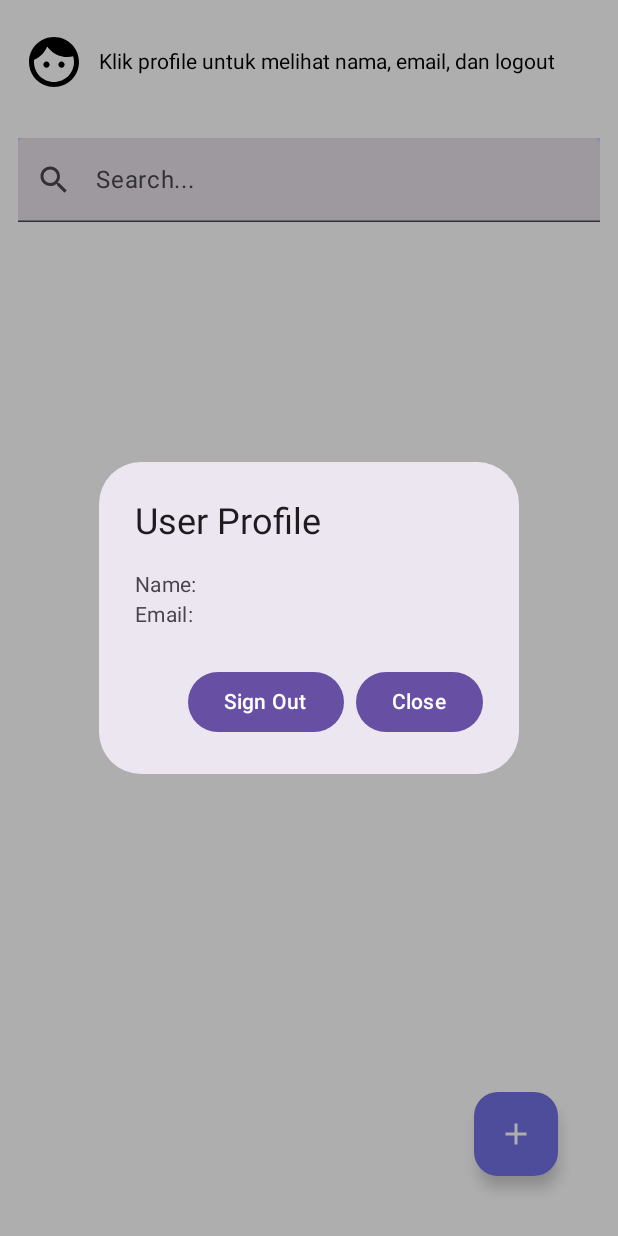
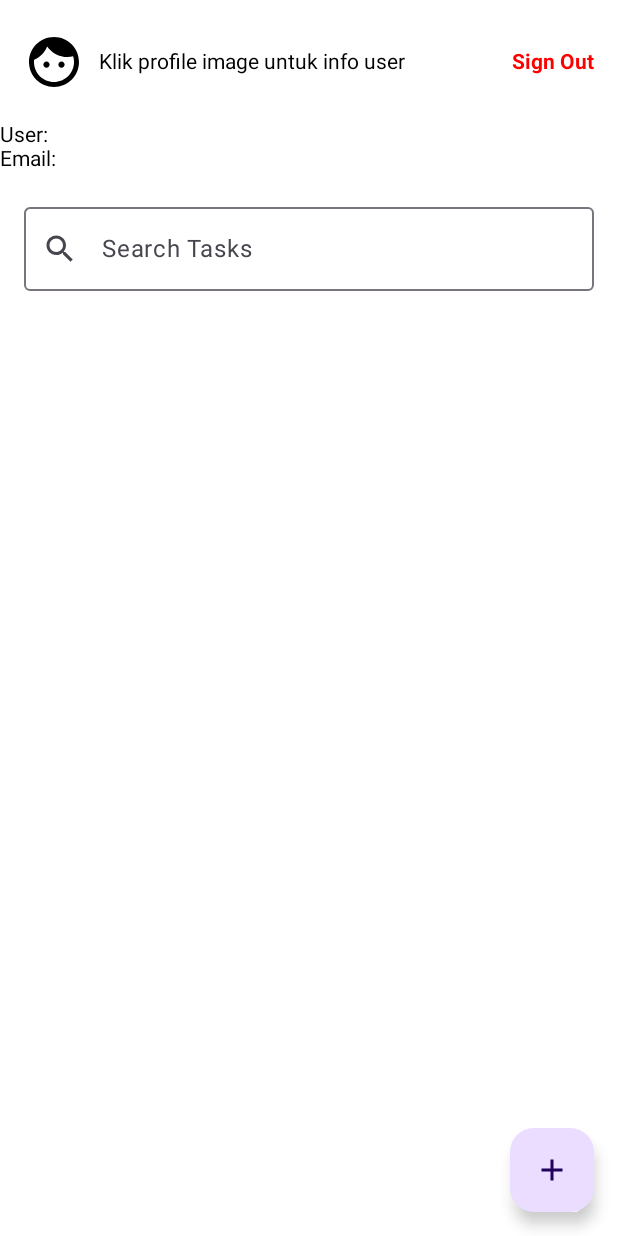
Before and after one commit to Haidar341/Assesment3-ImageSaver, an Android app built with Jetpack Compose: the screen it shows after launch once a user with an empty profile is signed in (MainActivity), after a tap on "Profile Image", on a phone screen of 412 x 824 dp. Run offline under Robolectric (Android 15) with nearby library versions, the phone set to English and light mode, and no system bars; our stand-ins replace Firebase (no records; nobody signed in at launch, a user with empty details on screens opened directly); pictures from the network do not load.

Commit message:
Update No Internet logic And UI

```diff
--- /dev/null
+++ b/app/src/main/java/org/d3if0003/tasktracker/NetworkUtils.kt
@@ -0,0 +1,20 @@
+package org.d3if0003.tasktracker.util
+
+import android.content.Context
+import android.net.ConnectivityManager
+import android.net.NetworkCapabilities
+import android.os.Build
+
+object NetworkUtils {
+    fun isNetworkAvailable(context: Context): Boolean {
+        val connectivityManager = context.getSystemService(Context.CONNECTIVITY_SERVICE) as ConnectivityManager
+        if (Build.VERSION.SDK_INT >= Build.VERSION_CODES.M) {
+            val network = connectivityManager.activeNetwork ?: return false
+            val capabilities = connectivityManager.getNetworkCapabilities(network) ?: return false
+            return capabilities.hasTransport(NetworkCapabilities.TRANSPORT_WIFI) || capabilities.hasTransport(NetworkCapabilities.TRANSPORT_CELLULAR)
+        } else {
+            val networkInfo = connectivityManager.activeNetworkInfo ?: return false
+            return networkInfo.isConnected
+        }
+    }
+}
--- a/app/src/main/java/org/d3if0003/tasktracker/ui/components/DataItemCard.kt
+++ b/app/src/main/java/org/d3if0003/tasktracker/ui/components/DataItemCard.kt
@@ -26,7 +26,7 @@ fun DataItemCard(data: DataClass, onDeleteClick: (DataClass) -> Unit, onClick: (
         modifier = Modifier
             .fillMaxWidth()
             .padding(vertical = 8.dp)
-            .clickable { onClick(data) }, // Add click listener
+            .clickable { onClick(data) },
         elevation = CardDefaults.cardElevation(
             defaultElevation = 4.dp
         )
--- a/app/src/main/java/org/d3if0003/tasktracker/ui/screen/Home.kt
+++ b/app/src/main/java/org/d3if0003/tasktracker/ui/screen/Home.kt
@@ -7,6 +7,7 @@ import androidx.compose.foundation.layout.*
 import androidx.compose.foundation.lazy.LazyColumn
 import androidx.compose.foundation.lazy.items
 import androidx.compose.material.icons.Icons
+import androidx.compose.material.icons.filled.Add
 import androidx.compose.material.icons.filled.Search
 import androidx.compose.material3.*
 import androidx.compose.runtime.*
@@ -34,7 +35,8 @@ fun Home(
     isSignedIn: Boolean,
     userName: String?,
     userEmail: String?,
-    isLoading: Boolean
+    isLoading: Boolean,
+    isNetworkAvailable: Boolean // Add this parameter
 ) {
     var showUserProfile by remember { mutableStateOf(false) }
     var searchText by remember { mutableStateOf("") }
@@ -59,94 +61,88 @@ fun Home(
                         .padding(end = 10.dp)
                         .clickable { showUserProfile = !showUserProfile }
                 )
-                Text("Klik profile untuk melihat nama, email, dan logout") // Add this line
+                Text("Klik profile image untuk info user")
+                Spacer(modifier = Modifier.weight(1f))
+                if (isSignedIn) {
+                    Text(
+                        text = "Sign Out",
+                        modifier = Modifier.clickable(onClick = onSignOutClick),
+                        color = Color.Red,
+                        fontWeight = FontWeight.Bold
+                    )
+                } else {
+                    Text(
+                        text = "Sign In",
+                        modifier = Modifier.clickable(onClick = onSignInClick),
+                        color = Color.Blue,
+                        fontWeight = FontWeight.Bold
+                    )
                 }
-
-            TextField(
+            }
+            if (showUserProfile) {
+                Text("User: $userName\nEmail: $userEmail")
+            }
+            OutlinedTextField(
                 value = searchText,
                 onValueChange = {
                     searchText = it
                     onSearchQueryChanged(it)
                 },
-                placeholder = { Text(text = "Search...") },
+                label = { Text("Search Tasks") },
                 leadingIcon = {
-                    Icon(
-                        imageVector = Icons.Default.Search,
-                        contentDescription = null
-                    )
+                    Icon(imageVector = Icons.Default.Search, contentDescription = "Search Icon")
                 },
                 modifier = Modifier
                     .fillMaxWidth()
-                    .padding(horizontal = 12.dp, vertical = 10.dp)
-                    .background(Color(0xFFCCCCFF)) // Lavender color
+                    .padding(16.dp)
             )
 
             if (isLoading) {
-                CircularProgressIndicator(
-                    modifier = Modifier
-                        .align(Alignment.CenterHorizontally)
-                        .padding(top = 16.dp)
+                Box(modifier = Modifier.fillMaxSize()) {
+                    CircularProgressIndicator(modifier = Modifier.align(Alignment.Center))
+                }
+            } else {
+                LazyColumn(modifier = Modifier.fillMaxSize()) {
+                    items(tasks) { task ->
+                        DataItemCard(
+                            data = task,
+                            onDeleteClick = { onDeleteTask(task) },
+                            onClick = { onTaskClick(task) } // Handle task click
                         )
-            } else {
-                LazyColumn(
-                    modifier = Modifier
-                        .fillMaxSize()
-                        .padding(top = 16.dp)
-                ) {
-                    items(tasks) { task ->
-                        DataItemCard(task, onDeleteTask, onTaskClick) // Pass the task click callback
                     }
                 }
             }
         }
 
+        if (isNetworkAvailable) {
             FloatingActionButton(
                 onClick = onFabClick,
                 modifier = Modifier
                     .align(Alignment.BottomEnd)
-                .padding(40.dp),
-            containerColor = Color(0xFF7070E4) // Lavender color
+                    .padding(16.dp)
+            ) {
+                Icon(Icons.Default.Add, contentDescription = "Upload Task")
+            }
+        } else {
+            Column(
+                modifier = Modifier
+                    .fillMaxSize()
+                    .padding(16.dp),
+                horizontalAlignment = Alignment.CenterHorizontally,
+                verticalArrangement = Arrangement.Center
             ) {
                 Icon(
-                painter = painterResource(id = R.drawable.baseline_add_24),
-                contentDescription = "Add",
-                tint = Color.White
+                    painter = painterResource(id = R.drawable.baseline_signal_wifi_connected_no_internet_4_24),
+                    contentDescription = "No Internet Connection",
+                    modifier = Modifier.size(64.dp)
                 )
-        }
-
-        if (showUserProfile) {
-            AlertDialog(
-                onDismissRequest = { showUserProfile = false },
-                title = { Text(text = "User Profile") },
-                text = {
-                    Column {
-                        Text(text = "Name: ${userName ?: "N/A"}")
-                        Text(text = "Email: ${userEmail ?: "N/A"}")
-                    }
-                },
-                confirmButton = {
-                    Button(onClick = { showUserProfile = false }) {
-                        Text("Close")
-                    }
-                },
-                dismissButton = {
-                    if (isSignedIn) {
-                        Button(onClick = {
-                            showUserProfile = false
-                            onSignOutClick()
-                        }) {
-                            Text("Sign Out")
-                        }
-                    } else {
-                        Button(onClick = {
-                            showUserProfile = false
-                            onSignInClick()
-                        }) {
-                            Text("Sign In")
-                        }
-                    }
-                }
+                Text(
+                    text = "No internet connection.",
+                    color = Color.Red,
+                    fontWeight = FontWeight.Bold,
+                    modifier = Modifier.padding(top = 8.dp)
                 )
             }
         }
     }
+}
--- a/app/src/main/java/org/d3if0003/tasktracker/ui/screen/MyApp.kt
+++ b/app/src/main/java/org/d3if0003/tasktracker/ui/screen/MyApp.kt
@@ -15,7 +15,8 @@ fun MyApp(
     onTaskClick: (DataClass) -> Unit, // Add task click callback
     userName: String,
     userEmail: String,
-    isLoading: Boolean
+    isLoading: Boolean,
+    isNetworkAvailable: Boolean // Add this parameter
 ) {
     Home(
         tasks = tasks,
@@ -29,6 +30,7 @@ fun MyApp(
         isSignedIn = true, // Adjust as necessary
         userName = userName,
         userEmail = userEmail,
-        isLoading = isLoading
+        isLoading = isLoading,
+        isNetworkAvailable = isNetworkAvailable // Pass the parameter
     )
 }
--- a/app/src/main/java/org/d3if0003/tasktracker/ui/view/MainActivity.kt
+++ b/app/src/main/java/org/d3if0003/tasktracker/ui/view/MainActivity.kt
@@ -1,13 +1,15 @@
 package org.d3if0003.tasktracker.ui.view
 
+import android.content.BroadcastReceiver
+import android.content.Context
 import android.content.Intent
+import android.content.IntentFilter
+import android.net.ConnectivityManager
 import android.os.Bundle
 import android.widget.Toast
 import androidx.activity.compose.setContent
 import androidx.appcompat.app.AlertDialog
 import androidx.appcompat.app.AppCompatActivity
-import androidx.compose.foundation.layout.*
-import androidx.compose.material3.*
 import androidx.compose.runtime.*
 import com.google.android.gms.auth.api.signin.GoogleSignIn
 import com.google.android.gms.auth.api.signin.GoogleSignInClient
@@ -16,7 +18,8 @@ import com.google.firebase.auth.FirebaseAuth
 import com.google.firebase.database.*
 import org.d3if0003.tasktracker.R
 import org.d3if0003.tasktracker.model.DataClass
-import org.d3if0003.tasktracker.ui.screen.Home
+import org.d3if0003.tasktracker.ui.screen.MyApp
+import org.d3if0003.tasktracker.util.NetworkUtils
 
 class MainActivity : AppCompatActivity() {
     private lateinit var databaseReference: DatabaseReference
@@ -25,6 +28,7 @@ class MainActivity : AppCompatActivity() {
     private lateinit var auth: FirebaseAuth
     private lateinit var googleSignInClient: GoogleSignInClient
     private val isLoading = mutableStateOf(true)
+    private val isNetworkAvailable = mutableStateOf(true)
 
     companion object {
         private const val TAG = "MainActivity"
@@ -57,33 +61,59 @@ class MainActivity : AppCompatActivity() {
         googleSignInClient = GoogleSignIn.getClient(this, gso)
 
         setContent {
-            Home(
+            var isNetworkAvailable by remember { mutableStateOf(NetworkUtils.isNetworkAvailable(this)) }
+
+            LaunchedEffect(Unit) {
+                registerReceiver(connectivityReceiver, IntentFilter(ConnectivityManager.CONNECTIVITY_ACTION))
+            }
+
+            DisposableEffect(Unit) {
+                onDispose {
+                    unregisterReceiver(connectivityReceiver)
+                }
+            }
+
+            MyApp(
                 tasks = dataList,
-                onProfileClick = { /* Handle profile click */ },
-                onSearchQueryChanged = { query -> searchList(query) },
+                onSignOut = { signOut() },
                 onFabClick = {
-                    if (auth.currentUser != null) {
-                        val intent = Intent(this@MainActivity, UploadActivity::class.java)
-                        startActivity(intent)
+                    if (isNetworkAvailable) {
+                        if (auth.currentUser != null) {
+                            val intent = Intent(this@MainActivity, UploadActivity::class.java)
+                            startActivity(intent)
+                        } else {
+                            Toast.makeText(this, "Please log in to upload tasks", Toast.LENGTH_SHORT).show()
+                        }
                     } else {
-                        Toast.makeText(this, "Please log in to upload tasks", Toast.LENGTH_SHORT).show()
+                        Toast.makeText(this, "No internet connection. Cannot upload tasks.", Toast.LENGTH_SHORT).show()
                     }
                 },
+                onProfileImageClick = { /* Handle profile click */ },
+                onSearchQueryChanged = { query -> searchList(query) },
                 onSignInClick = {
                     val intent = Intent(this@MainActivity, LoginActivity::class.java)
                     startActivity(intent)
                 },
-                onSignOutClick = { signOut() },
                 onDeleteTask = { data -> confirmDeleteData(data) },
                 onTaskClick = { data -> openDetailActivity(data) },
-                isSignedIn = currentUser != null,
                 userName = userName,
                 userEmail = userEmail,
-                isLoading = isLoading.value
+                isLoading = isLoading.value,
+                isNetworkAvailable = isNetworkAvailable // Pass the parameter
             )
         }
 
         fetchData()
+    }
+
+    private val connectivityReceiver = object : BroadcastReceiver() {
+        override fun onReceive(context: Context?, intent: Intent?) {
+            val isConnected = NetworkUtils.isNetworkAvailable(context ?: return)
+            isNetworkAvailable.value = isConnected
+            if (!isConnected) {
+                Toast.makeText(context, "No internet connection.", Toast.LENGTH_SHORT).show()
+            }
+        }
     }
 
     private fun fetchData() {
--- /dev/null
+++ b/app/src/main/res/drawable/baseline_signal_wifi_connected_no_internet_4_24.xml
@@ -0,0 +1,5 @@
+<vector xmlns:android="http://schemas.android.com/apk/res/android" android:height="24dp" android:tint="#000000" android:viewportHeight="24" android:viewportWidth="24" android:width="24dp">
+
+    <path android:fillColor="@android:color/white" android:pathData="M24,8.98C20.93,5.9 16.69,4 12,4C7.31,4 3.07,5.9 0,8.98L12,21v-9h8.99L24,8.98zM19.59,14l-2.09,2.09L15.41,14L14,15.41l2.09,2.09L14,19.59L15.41,21l2.09,-2.08L19.59,21L21,19.59l-2.08,-2.09L21,15.41L19.59,14z"/>
+
+</vector>
```
Also changed, not shown: app/src/main/java/org/d3if0003/tasktracker/ui/components/StyledTextField.kt (added, +41 -0 lines), app/src/main/java/org/d3if0003/tasktracker/ui/screen/Login.kt (+26 -4 lines), app/src/main/java/org/d3if0003/tasktracker/ui/screen/Upload.kt (+59 -56 lines), app/src/main/java/org/d3if0003/tasktracker/ui/view/LoginActivity.kt (+44 -1 lines), app/src/main/java/org/d3if0003/tasktracker/ui/view/UploadActivity.kt (+41 -14 lines). Lines whose indentation alone changed are shown as unchanged.
